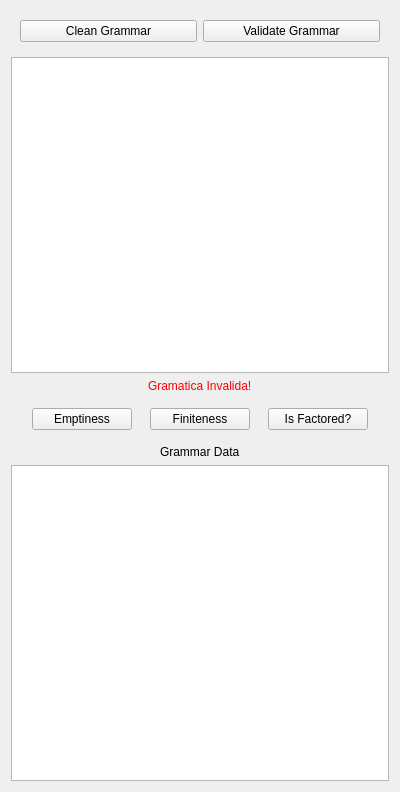
Before: the Qt Designer form context_free_languages/gui/view/DynamicGrammarWidget.ui in joaovicentesouto/INE5421, drawn with Qt 5.
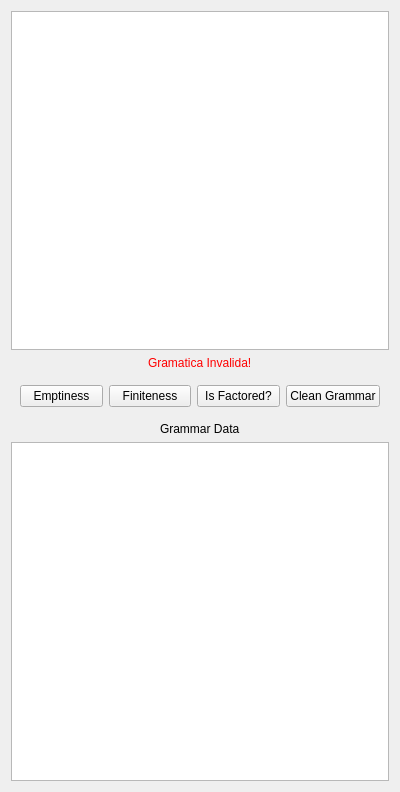
After: the same form once the commit is applied.

The edit to the form file:
```diff
--- a/context_free_languages/gui/view/DynamicGrammarWidget.ui
+++ b/context_free_languages/gui/view/DynamicGrammarWidget.ui
@@ -14,26 +14,6 @@
    <string>Form</string>
   </property>
   <layout class="QVBoxLayout" name="verticalLayout">
-   <item>
-    <widget class="QWidget" name="widget" native="true">
-     <layout class="QHBoxLayout" name="horizontalLayout">
-      <item>
-       <widget class="QPushButton" name="cleanButton">
-        <property name="text">
-         <string>Clean Grammar</string>
-        </property>
-       </widget>
-      </item>
-      <item>
-       <widget class="QPushButton" name="validateButton">
-        <property name="text">
-         <string>Validate Grammar</string>
-        </property>
-       </widget>
-      </item>
-     </layout>
-    </widget>
-   </item>
    <item>
     <widget class="QTextEdit" name="grammar"/>
    </item>
@@ -89,6 +69,13 @@
         </property>
        </widget>
       </item>
+      <item>
+       <widget class="QPushButton" name="cleanButton">
+        <property name="text">
+         <string>Clean Grammar</string>
+        </property>
+       </widget>
+      </item>
      </layout>
     </widget>
    </item>
```
